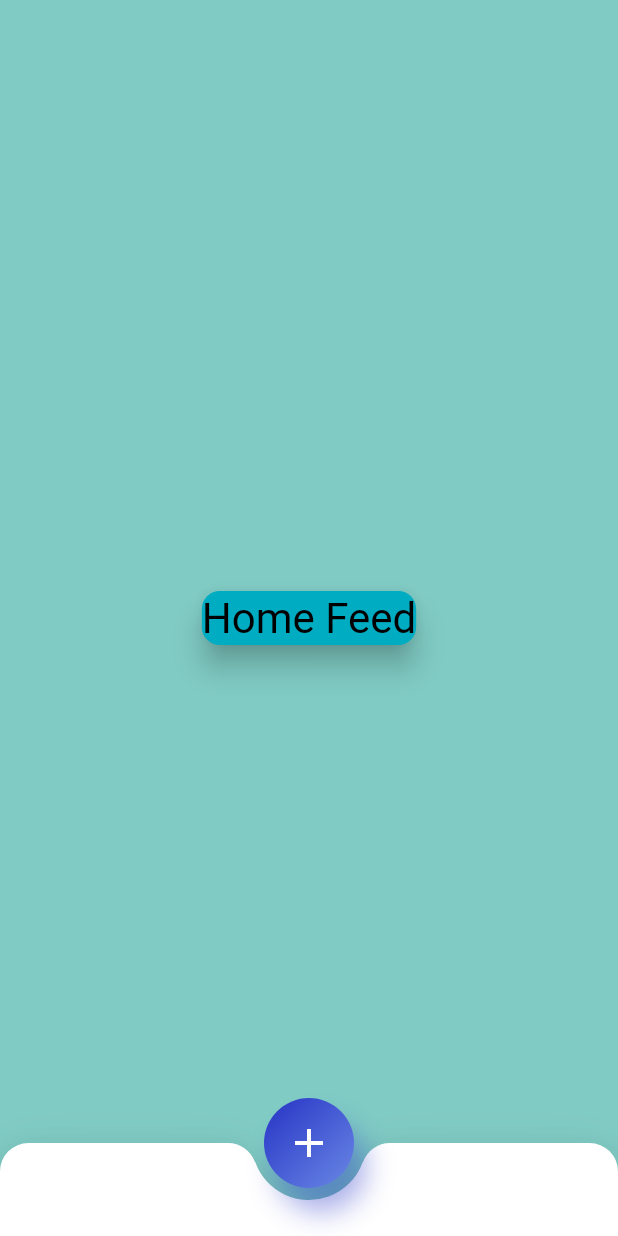
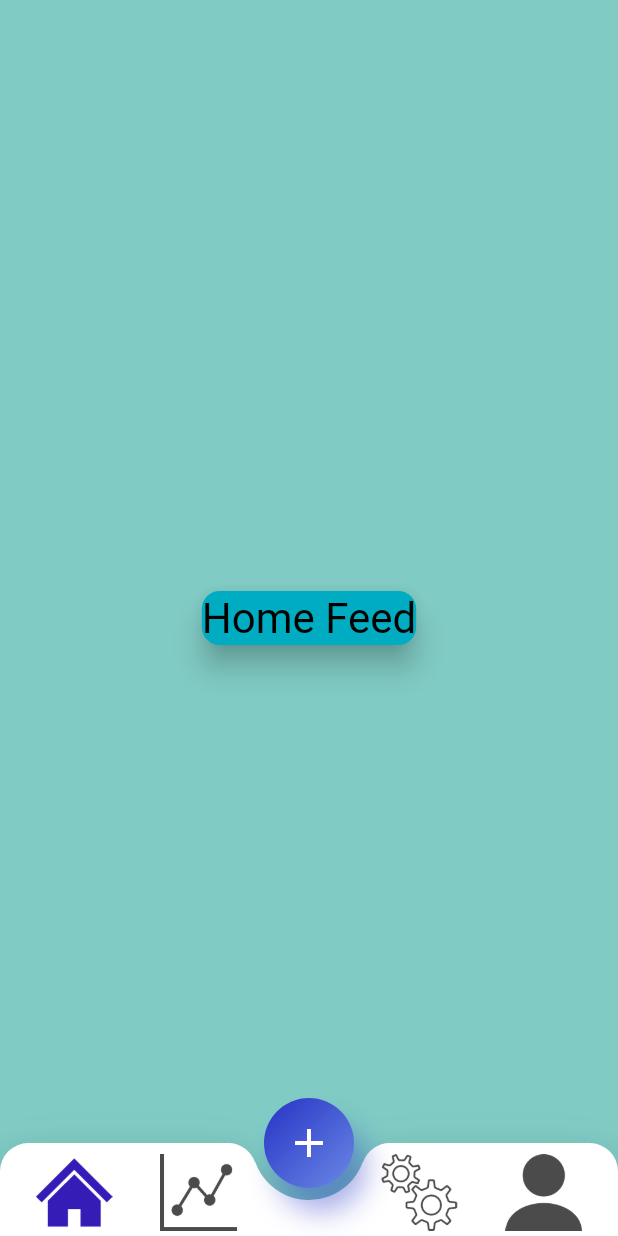
Before and after one commit to uto100833/cost_wave, a Flutter app: the NavigationScreen screen opened directly, on a phone screen of 412 x 824 dp. Run offline on Flutter 3.47's test engine with Material 3 defaults, Android fonts, the phone set to English and light mode, and no system bars; our stand-ins replace firebase_auth, firebase_core, fl_chart; accounts and stored records are empty.

Commit message:
navitgation bar

```diff
--- a/cost_wave/lib/components/widgets/custom_navigation_bar.dart
+++ b/cost_wave/lib/components/widgets/custom_navigation_bar.dart
@@ -254,9 +254,9 @@ class _TabIconsState extends State<TabIcons> with TickerProviderStateMixin {
                           parent: widget.tabIconData!.animationController!,
                           curve: const Interval(0.1, 1.0,
                               curve: Curves.fastOutSlowIn))),
-                  child: Icon(widget.tabIconData!.isSelected
-                      ? widget.tabIconData!.selectedIcon
-                      : widget.tabIconData!.icon),
+                  child: Image.asset(widget.tabIconData!.isSelected
+                      ? widget.tabIconData!.selectedImagePath
+                      : widget.tabIconData!.imagePath),
                 ),
                 Positioned(
                   top: 4,
--- a/cost_wave/lib/model/tabIcon_data.dart
+++ b/cost_wave/lib/model/tabIcon_data.dart
@@ -2,15 +2,15 @@ import 'package:flutter/material.dart';
 
 class TabIconData {
   TabIconData({
-    this.icon = Icons.settings,
+    this.imagePath = '',
     this.index = 0,
-    this.selectedIcon = Icons.settings,
+    this.selectedImagePath = '',
     this.isSelected = false,
     this.animationController,
   });
 
-  IconData icon;
-  IconData selectedIcon;
+  String imagePath;
+  String selectedImagePath;
   bool isSelected;
   int index;
 
@@ -18,31 +18,31 @@ class TabIconData {
 
   static List<TabIconData> tabIconsList = <TabIconData>[
     TabIconData(
-      icon: Icons.home_outlined,
-      selectedIcon: Icons.home,
+      imagePath: 'lib/assets/tab_home.png',
+      selectedImagePath: 'lib/assets/tab_home_selected.png',
       index: 0,
       isSelected: true,
       animationController: null,
     ),
     TabIconData(
-      icon: Icons.insert_chart_outlined,
-      selectedIcon: Icons.insert_chart,
-      index: 0,
-      isSelected: true,
+      imagePath: 'lib/assets/tab_transition.png',
+      selectedImagePath: 'lib/assets/tab_transition_selected.png',
+      index: 1,
+      isSelected: false,
       animationController: null,
     ),
     TabIconData(
-      icon: Icons.notifications_none_outlined,
-      selectedIcon: Icons.notifications_active,
-      index: 0,
-      isSelected: true,
+      imagePath: 'lib/assets/tab_setting.png',
+      selectedImagePath: 'lib/assets/tab_setting_selected.png',
+      index: 2,
+      isSelected: false,
       animationController: null,
     ),
     TabIconData(
-      icon: Icons.settings_outlined,
-      selectedIcon: Icons.settings,
-      index: 0,
-      isSelected: true,
+      imagePath: 'lib/assets/tab_profile.png',
+      selectedImagePath: 'lib/assets/tab_profile_selected.png',
+      index: 3,
+      isSelected: false,
       animationController: null,
     ),
   ];
```
Also changed, not shown: cost_wave/pubspec.yaml (+8 -0 lines), cost_wave/lib/assets/tab_home.png (added), cost_wave/lib/assets/tab_home_selected.png (added), cost_wave/lib/assets/tab_profile.png (added), cost_wave/lib/assets/tab_profile_selected.png (added), cost_wave/lib/assets/tab_setting.png (added), cost_wave/lib/assets/tab_setting_selected.png (added), cost_wave/lib/assets/tab_transition.png (added), cost_wave/lib/assets/tab_transition_selected.png (added).
